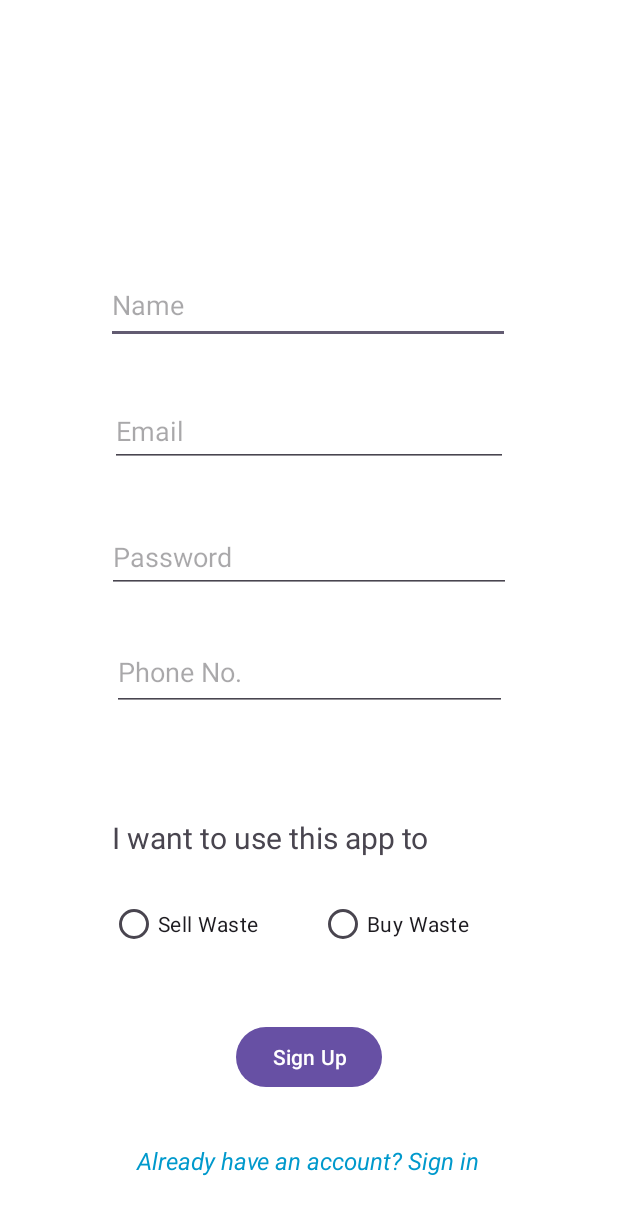
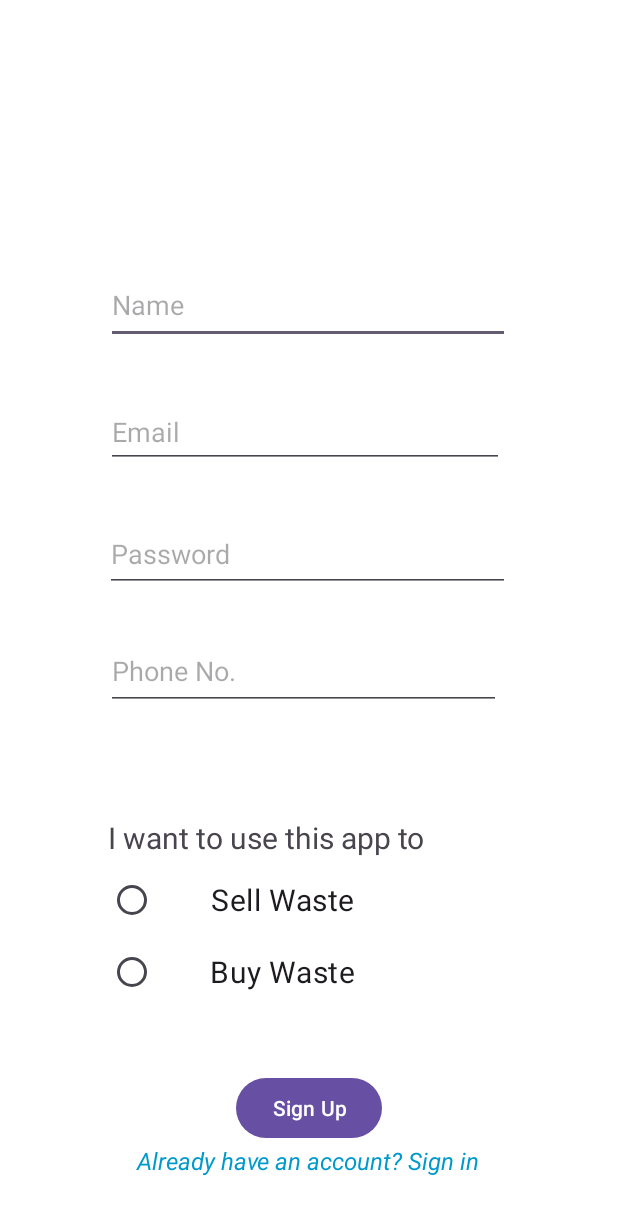
Before and after one commit to Myst9/Waste-Management-App, an Android app: the screen it shows after launch (MainActivity), on a phone screen of 412 x 824 dp. Shown: the top 1215 px of the screen. Run offline under Robolectric (Android 15) with nearby library versions, the phone set to English and light mode, and no system bars.

Commit message:
Fixed radio buttons

```diff
--- a/app/src/main/res/layout/activity_signup.xml
+++ b/app/src/main/res/layout/activity_signup.xml
@@ -31,22 +31,24 @@
         android:inputType="textEmailAddress"
         app:layout_constraintBottom_toBottomOf="parent"
         app:layout_constraintEnd_toEndOf="parent"
+        app:layout_constraintHorizontal_bias="0.483"
         app:layout_constraintStart_toStartOf="parent"
         app:layout_constraintTop_toTopOf="parent"
-        app:layout_constraintVertical_bias="0.339" />
+        app:layout_constraintVertical_bias="0.34" />
 
     <EditText
         android:id="@+id/password"
-        android:layout_width="269dp"
-        android:layout_height="48dp"
+        android:layout_width="270dp"
+        android:layout_height="50dp"
         android:ems="10"
         android:hint="Password"
         android:inputType="textPassword"
         app:layout_constraintBottom_toBottomOf="parent"
         app:layout_constraintEnd_toEndOf="parent"
+        app:layout_constraintHorizontal_bias="0.493"
         app:layout_constraintStart_toStartOf="parent"
         app:layout_constraintTop_toTopOf="parent"
-        app:layout_constraintVertical_bias="0.448" />
+        app:layout_constraintVertical_bias="0.445" />
 
     <EditText
         android:id="@+id/phoneNo"
@@ -57,31 +59,10 @@
         android:inputType="phone"
         app:layout_constraintBottom_toBottomOf="parent"
         app:layout_constraintEnd_toEndOf="parent"
+        app:layout_constraintHorizontal_bias="0.477"
         app:layout_constraintStart_toStartOf="parent"
         app:layout_constraintTop_toBottomOf="@+id/password"
         app:layout_constraintVertical_bias="0.073" />
-
-    <RadioButton
-        android:id="@+id/sellButton"
-        android:layout_width="wrap_content"
-        android:layout_height="wrap_content"
-        android:layout_marginBottom="184dp"
-        android:text="Sell Waste"
-        app:layout_constraintBottom_toBottomOf="parent"
-        app:layout_constraintEnd_toEndOf="parent"
-        app:layout_constraintHorizontal_bias="0.235"
-        app:layout_constraintStart_toStartOf="parent" />
-
-    <RadioButton
-        android:id="@+id/buyButton"
-        android:layout_width="wrap_content"
-        android:layout_height="wrap_content"
-        android:layout_marginBottom="184dp"
-        android:text="Buy Waste"
-        app:layout_constraintBottom_toBottomOf="parent"
-        app:layout_constraintEnd_toEndOf="parent"
-        app:layout_constraintHorizontal_bias="0.286"
-        app:layout_constraintStart_toEndOf="@+id/sellButton" />
 
     <TextView
         android:id="@+id/textView"
@@ -92,19 +73,8 @@
         android:textSize="20sp"
         app:layout_constraintBottom_toBottomOf="parent"
         app:layout_constraintEnd_toEndOf="parent"
-        app:layout_constraintHorizontal_bias="0.373"
+        app:layout_constraintHorizontal_bias="0.359"
         app:layout_constraintStart_toStartOf="parent" />
-
-    <RadioGroup
-        android:id="@+id/radioGroup2"
-        android:layout_width="255dp"
-        android:layout_height="68dp"
-        app:layout_constraintBottom_toBottomOf="parent"
-        app:layout_constraintEnd_toEndOf="parent"
-        app:layout_constraintHorizontal_bias="0.455"
-        app:layout_constraintStart_toStartOf="parent"
-        app:layout_constraintTop_toBottomOf="@+id/textView"
-        app:layout_constraintVertical_bias="0.059" />
 
     <Button
         android:id="@+id/signup"
@@ -113,21 +83,10 @@
         android:text="Sign Up"
         app:layout_constraintBottom_toBottomOf="parent"
         app:layout_constraintEnd_toEndOf="parent"
+        app:layout_constraintHorizontal_bias="0.501"
         app:layout_constraintStart_toStartOf="parent"
-        app:layout_constraintTop_toBottomOf="@+id/radioGroup2"
-        app:layout_constraintVertical_bias="0.24" />
-
-    <!--    <TextView-->
-    <!--        android:id="@+id/signinoption"-->
-    <!--        android:layout_width="wrap_content"-->
-    <!--        android:layout_height="wrap_content"-->
-    <!--        android:text="Already have an account? Sign in"-->
-    <!--        app:layout_constraintBottom_toBottomOf="parent"-->
-    <!--        app:layout_constraintEnd_toEndOf="parent"-->
-    <!--        app:layout_constraintHorizontal_bias="0.529"-->
-    <!--        app:layout_constraintStart_toStartOf="parent"-->
-    <!--        app:layout_constraintTop_toTopOf="parent"-->
-    <!--        app:layout_constraintVertical_bias="0.936" />-->
+        app:layout_constraintTop_toBottomOf="@+id/radioGroup"
+        app:layout_constraintVertical_bias="0.39" />
 
     <TextView
         android:id="@+id/signinoption"
@@ -149,5 +108,71 @@
         app:layout_constraintTop_toTopOf="parent"
         app:layout_constraintVertical_bias="1.0" />
 
+<!--    <RadioButton-->
+<!--        android:id="@+id/sellButton"-->
+<!--        android:layout_width="wrap_content"-->
+<!--        android:layout_height="wrap_content"-->
+<!--        android:layout_marginBottom="184dp"-->
+<!--        android:text="Sell Waste"-->
+<!--        app:layout_constraintBottom_toBottomOf="parent"-->
+<!--        app:layout_constraintEnd_toEndOf="parent"-->
+<!--        app:layout_constraintHorizontal_bias="0.885"-->
+<!--        app:layout_constraintStart_toStartOf="parent" />-->
+
+<!--    <RadioButton-->
+<!--        android:id="@+id/buyButton"-->
+<!--        android:layout_width="wrap_content"-->
+<!--        android:layout_height="wrap_content"-->
+<!--        android:layout_marginBottom="240dp"-->
+<!--        android:text="Buy Waste"-->
+<!--        app:layout_constraintBottom_toBottomOf="parent"-->
+<!--        app:layout_constraintEnd_toEndOf="parent"-->
+<!--        app:layout_constraintHorizontal_bias="0.977"-->
+<!--        app:layout_constraintStart_toStartOf="parent" />-->
+
+<!--    <RadioGroup-->
+<!--        android:layout_width="216dp"-->
+<!--        android:layout_height="87dp"-->
+<!--        tools:layout_editor_absoluteX="77dp"-->
+<!--        tools:layout_editor_absoluteY="482dp" />-->
+
+    <RadioGroup
+        android:id="@+id/radioGroup"
+        android:layout_width="344dp"
+        android:layout_height="104dp"
+        android:layout_centerInParent="true"
+        android:layout_gravity="center"
+        android:gravity="center"
+        app:layout_constraintBottom_toBottomOf="parent"
+        app:layout_constraintEnd_toEndOf="parent"
+        app:layout_constraintHorizontal_bias="0.0"
+        app:layout_constraintStart_toStartOf="parent"
+        app:layout_constraintTop_toBottomOf="@+id/textView"
+        app:layout_constraintVertical_bias="0.0">
+
+        <RadioButton
+            android:id="@+id/sellButton"
+            android:layout_width="200dp"
+            android:layout_height="wrap_content"
+            android:layout_gravity="center"
+            android:checked="false"
+            android:padding="4dp"
+            android:text="Sell Waste"
+            android:textAlignment="center"
+            android:textSize="20sp" />
+
+        <RadioButton
+            android:id="@+id/buyButton"
+            android:layout_width="200dp"
+            android:layout_height="wrap_content"
+            android:layout_gravity="center"
+            android:checked="false"
+            android:padding="4dp"
+            android:text="Buy Waste"
+            android:textAlignment="center"
+            android:textSize="20sp" />
+
+    </RadioGroup>
+
 
 </androidx.constraintlayout.widget.ConstraintLayout>
```
